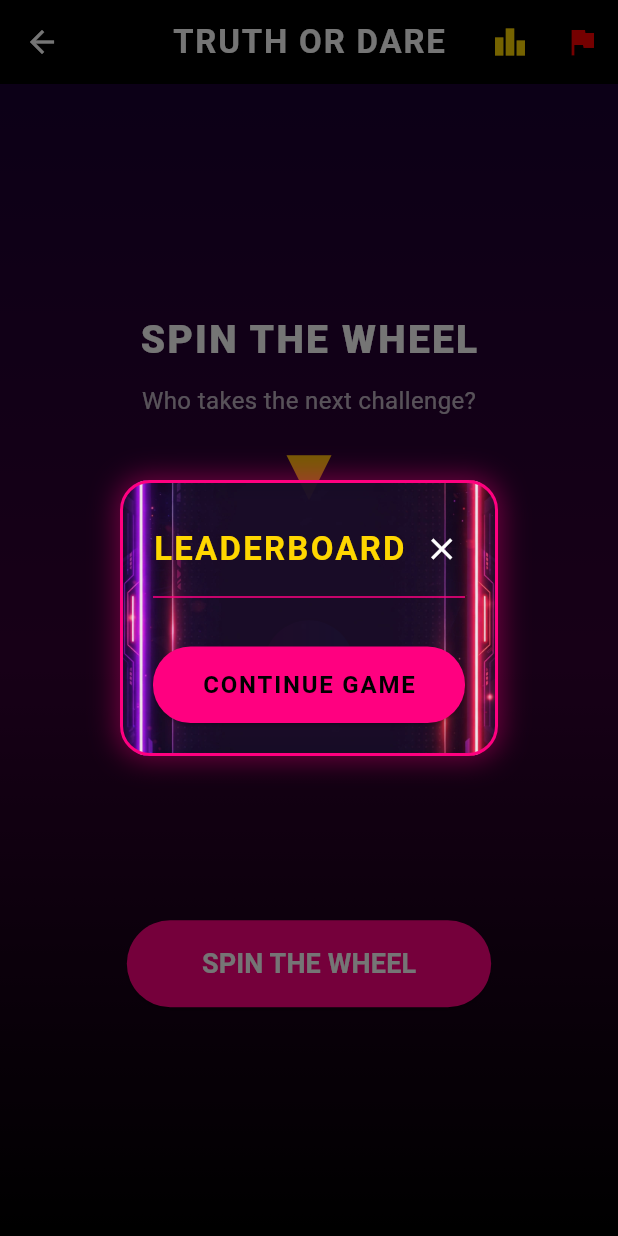
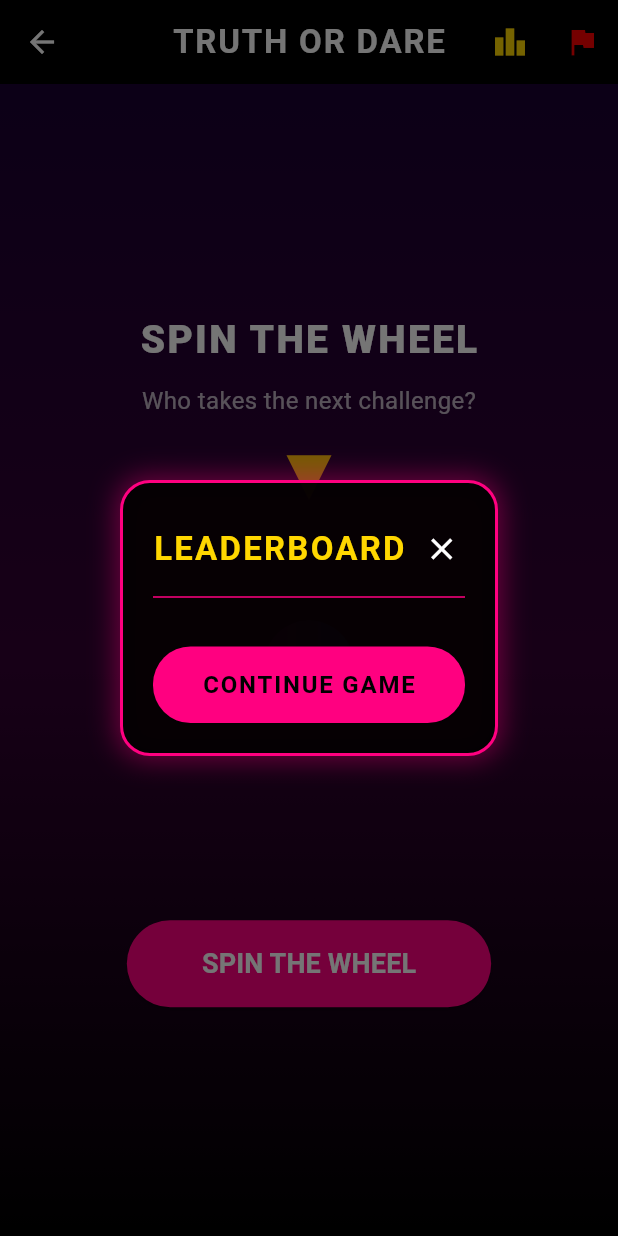
Before and after one commit to camaradeniyonizeye-ship-it/-truth-or-dare, a Flutter app: the GameScreen screen opened directly with empty values, after a tap on the "leaderboard" icon, on a phone screen of 412 x 824 dp. Run offline on Flutter 3.47's test engine with Material 3 defaults, Android fonts, the phone set to English and light mode, and no system bars; our stand-ins replace audioplayers, shared_preferences; accounts and stored records are empty.

Commit message:
Replace background image with solid color

```diff
--- a/lib/screens/leaderboard_screen.dart
+++ b/lib/screens/leaderboard_screen.dart
@@ -21,11 +21,7 @@ class LeaderboardScreen extends StatelessWidget {
       child: Container(
         constraints: const BoxConstraints(maxHeight: 500, maxWidth: 400),
         decoration: BoxDecoration(
-          image: const DecorationImage(
-            image: AssetImage('assets/images/leaderboard_bg.jpg'),
-            fit: BoxFit.cover,
-            opacity: 0.9,
-          ),
+          color: Colors.black.withOpacity(0.95),
           borderRadius: BorderRadius.circular(20),
           border: Border.all(color: const Color(0xFFFF0080), width: 2),
           boxShadow: [
@@ -70,7 +66,7 @@ class LeaderboardScreen extends StatelessWidget {
                   return Container(
                     margin: const EdgeInsets.only(bottom: 10),
                     decoration: BoxDecoration(
-                      color: Colors.black.withOpacity(0.75),
+                      color: Colors.grey[900]?.withOpacity(0.9),
                       borderRadius: BorderRadius.circular(12),
                       border: Border.all(color: _getRankColor(rank), width: 1.5),
                     ),
```
